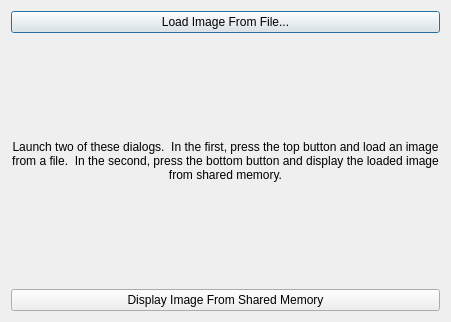
First picture: the form in VideoCube/VideoCubeCV/dialog.ui, repository Kvazikot/VideoProjects, before the edit.
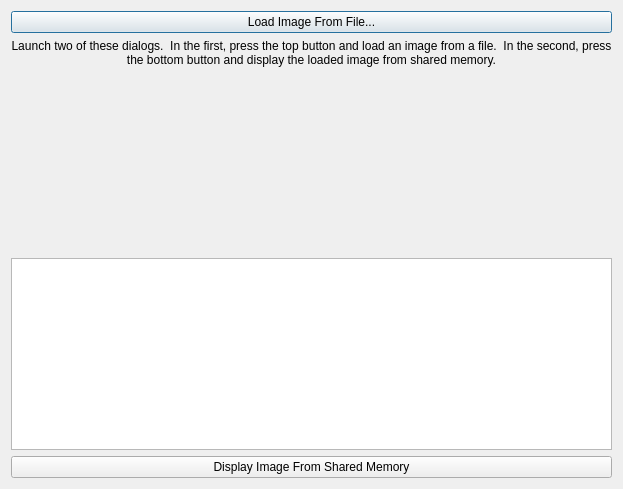
Second picture: the form after the edit.

Diff of the .ui file:
```diff
--- a/VideoCube/VideoCubeCV/dialog.ui
+++ b/VideoCube/VideoCubeCV/dialog.ui
@@ -1,28 +1,24 @@
 <ui version="4.0" >
  <class>Dialog</class>
- <widget class="QDialog" name="Dialog" >
-  <property name="geometry" >
+ <widget class="QDialog" name="Dialog">
+  <property name="geometry">
    <rect>
     <x>0</x>
     <y>0</y>
-    <width>451</width>
-    <height>322</height>
+    <width>623</width>
+    <height>489</height>
    </rect>
   </property>
   <property name="windowTitle" >
    <string>Dialog</string>
   </property>
-  <layout class="QGridLayout" >
-   <item row="0" column="0" >
-    <widget class="QPushButton" name="loadFromFileButton" >
-     <property name="text" >
-      <string>Load Image From File...</string>
-     </property>
-    </widget>
+  <layout class="QGridLayout">
+   <item row="3" column="1">
+    <widget class="QPlainTextEdit" name="plainTextEdit"/>
    </item>
-   <item row="1" column="0" >
-    <widget class="QLabel" name="label" >
-     <property name="text" >
+   <item row="1" column="1">
+    <widget class="QLabel" name="label">
+     <property name="text">
       <string>Launch two of these dialogs.  In the first, press the top button and load an image from a file.  In the second, press the bottom button and display the loaded image from shared memory.</string>
      </property>
      <property name="alignment" >
@@ -33,13 +29,33 @@
      </property>
     </widget>
    </item>
-   <item row="2" column="0" >
-    <widget class="QPushButton" name="loadFromSharedMemoryButton" >
-     <property name="text" >
+   <item row="0" column="1">
+    <widget class="QPushButton" name="loadFromFileButton">
+     <property name="text">
+      <string>Load Image From File...</string>
+     </property>
+    </widget>
+   </item>
+   <item row="4" column="1">
+    <widget class="QPushButton" name="loadFromSharedMemoryButton">
+     <property name="text">
       <string>Display Image From Shared Memory</string>
      </property>
     </widget>
    </item>
+   <item row="2" column="1">
+    <spacer name="verticalSpacer">
+     <property name="orientation">
+      <enum>Qt::Vertical</enum>
+     </property>
+     <property name="sizeHint" stdset="0">
+      <size>
+       <width>20</width>
+       <height>40</height>
+      </size>
+     </property>
+    </spacer>
+   </item>
   </layout>
  </widget>
  <resources/>
```
Left out of the diff: 9 changed lines with no effect on the pictures.
